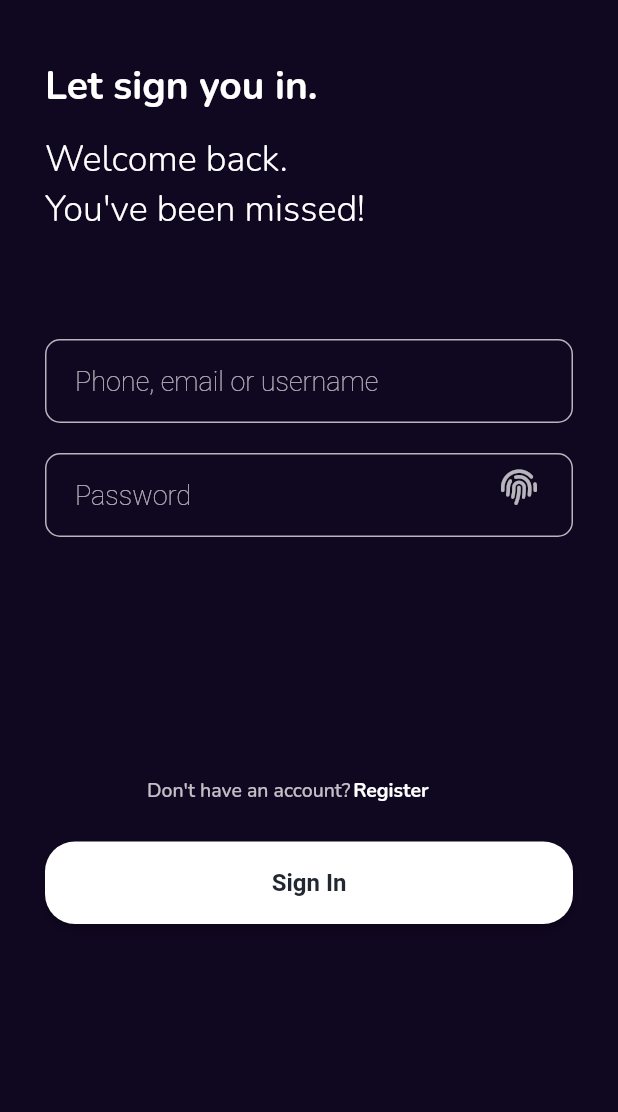
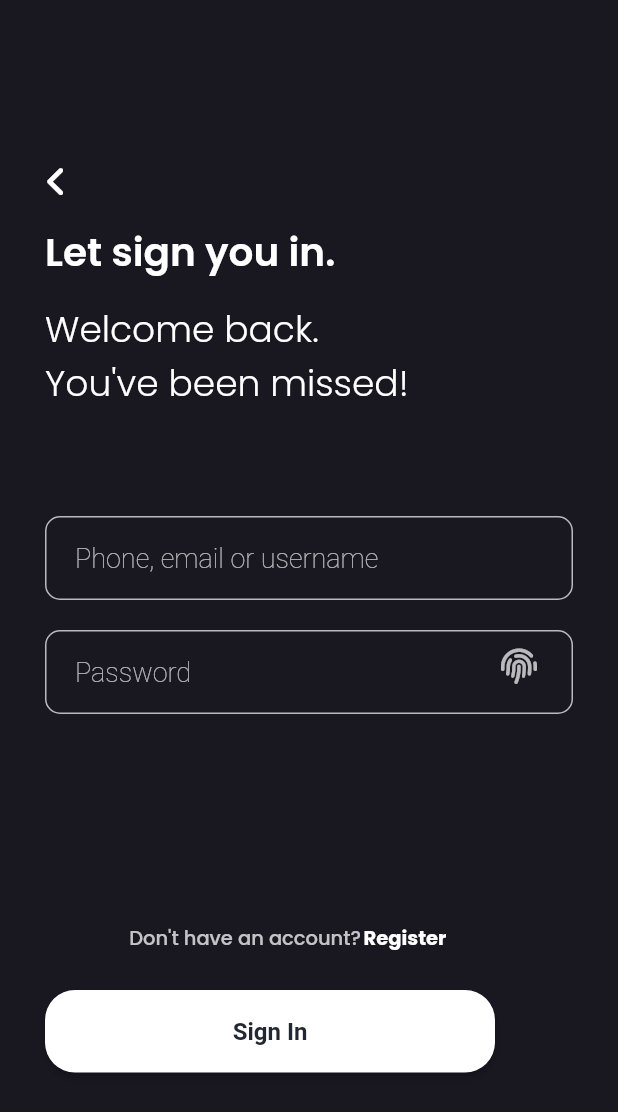
Before and after one commit to akuutauf/project-interoperabilitas-ui, a Flutter app: the screen it shows after launch, after a tap on "Sign In", on a phone screen of 412 x 824 dp. Shown: the top 1112 px of the screen. Run offline on Flutter 3.47's test engine with Material 2 defaults, Android fonts, the phone set to English and light mode, and no system bars; our stand-ins replace font_awesome_flutter, google_fonts.

Commit message:
Adding Screen Home

```diff
--- a/lib/main.dart
+++ b/lib/main.dart
@@ -1,9 +1,10 @@
 import 'package:flutter/material.dart';
 import 'screens/page_signin.dart';
+import 'screens/page_home.dart';
 
 void main() {
   runApp(const MaterialApp(
     debugShowCheckedModeBanner: false,
-    home: SignIn(),
+    home: Home(),
   ));
 }
--- /dev/null
+++ b/lib/screens/page_home.dart
@@ -0,0 +1,96 @@
+import 'package:flutter/material.dart';
+import 'package:google_fonts/google_fonts.dart';
+import 'package:mobile_ui_interoperabilitas/screens/page_signin.dart';
+
+class Home extends StatelessWidget {
+  const Home({Key? key}) : super(key: key);
+
+  @override
+  Widget build(BuildContext context) {
+    return Scaffold(
+      backgroundColor: Color.fromRGBO(25, 23, 32, 1),
+      body: Column(
+        mainAxisAlignment: MainAxisAlignment.center,
+        children: [
+          Container(
+            margin: EdgeInsets.fromLTRB(40, 0, 40, 20),
+            child: Text(
+              'Enterprise team collaboration.',
+              style: GoogleFonts.poppins(
+                color: Colors.white,
+                fontSize: 24,
+                fontWeight: FontWeight.w600,
+              ),
+              textAlign: TextAlign.center,
+            ),
+          ),
+          Container(
+            margin: EdgeInsets.fromLTRB(20, 30, 20, 20),
+            child: Image.asset(
+              'assets/image/3d_man.png',
+              scale: 13,
+            ),
+          ),
+          Container(
+            margin: EdgeInsets.fromLTRB(40, 30, 40, 40),
+            child: Text(
+              'Bring together your files, your tools, projects and people. Including a new mobile and desktop application.',
+              style: GoogleFonts.poppins(
+                color: Color.fromARGB(190, 255, 255, 255),
+                fontSize: 13,
+                fontWeight: FontWeight.w300,
+              ),
+              textAlign: TextAlign.center,
+            ),
+          ),
+          Row(
+            mainAxisAlignment: MainAxisAlignment.center,
+            children: [
+              Container(
+                height: 50,
+                width: 120,
+                margin: EdgeInsets.fromLTRB(0, 30, 5, 0),
+                child: ElevatedButton(
+                  onPressed: () {},
+                  child: const Text(
+                    'Register',
+                    style: TextStyle(fontWeight: FontWeight.w700, fontSize: 16),
+                  ),
+                  style: ElevatedButton.styleFrom(
+                      primary: Colors.white,
+                      onPrimary: Colors.black,
+                      fixedSize: const Size(300, 100),
+                      shape: RoundedRectangleBorder(
+                          borderRadius: BorderRadius.circular(5))),
+                ),
+              ),
+              Container(
+                height: 50,
+                width: 120,
+                margin: EdgeInsets.fromLTRB(5, 30, 0, 0),
+                child: ElevatedButton(
+                  onPressed: () {
+                    Navigator.push(context,
+                        MaterialPageRoute(builder: (context) {
+                      return SignIn();
+                    }));
+                  },
+                  child: const Text(
+                    'Sign In',
+                    style: TextStyle(fontWeight: FontWeight.w700, fontSize: 16),
+                  ),
+                  style: ElevatedButton.styleFrom(
+                      primary: Color.fromARGB(255, 59, 58, 66),
+                      onPrimary: Colors.white,
+                      fixedSize: const Size(300, 100),
+                      shape: RoundedRectangleBorder(
+                          borderRadius: BorderRadius.circular(5))),
+                ),
+              ),
+            ],
+          )
+        ],
+      ),
+    );
+  }
+}
--- a/lib/screens/page_signin.dart
+++ b/lib/screens/page_signin.dart
@@ -1,6 +1,7 @@
 import 'package:google_fonts/google_fonts.dart';
 import 'package:flutter/material.dart';
 import 'package:font_awesome_flutter/font_awesome_flutter.dart';
+import 'package:mobile_ui_interoperabilitas/screens/page_home.dart';
 // import 'page_signup.dart';
 
 class SignIn extends StatefulWidget {
@@ -21,17 +22,36 @@
   @override
   Widget build(BuildContext context) {
     return Scaffold(
-      backgroundColor: Color.fromRGBO(16, 7, 32, 1),
+      backgroundColor: Color.fromRGBO(25, 23, 32, 1),
       body: Container(
-        child: ListView(children: [
+        child: Column(
+            mainAxisAlignment: MainAxisAlignment.center,
+            crossAxisAlignment: CrossAxisAlignment.start,
+            children: [
               Container(
-            margin: EdgeInsets.fromLTRB(30, 40, 30, 0),
+                margin: EdgeInsets.fromLTRB(30, 0, 30, 0),
+                child: GestureDetector(
+                  onTap: () {
+                    Navigator.push(context,
+                        MaterialPageRoute(builder: (context) {
+                      return Home();
+                    }));
+                  },
+                  child: FaIcon(
+                    FontAwesomeIcons.angleLeft,
+                    color: Colors.white,
+                    size: 24,
+                  ),
+                ),
+              ),
+              Container(
+                margin: EdgeInsets.fromLTRB(30, 15, 30, 0),
                 child: Text(
                   'Let sign you in.',
-              style: GoogleFonts.nunito(
+                  style: GoogleFonts.poppins(
                       color: white_color,
                       fontSize: 26,
-                  fontWeight: FontWeight.w700),
+                      fontWeight: FontWeight.w600),
                   textAlign: TextAlign.left,
                 ),
               ),
@@ -39,7 +59,7 @@
                 margin: EdgeInsets.fromLTRB(30, 15, 30, 0),
                 child: Text(
                   'Welcome back.',
-              style: GoogleFonts.nunito(
+                  style: GoogleFonts.poppins(
                       color: white_color,
                       fontSize: 24,
                       fontWeight: FontWeight.w300),
@@ -50,7 +70,7 @@
                 margin: EdgeInsets.fromLTRB(30, 0, 30, 0),
                 child: Text(
                   'You\'ve been missed!',
-              style: GoogleFonts.nunito(
+                  style: GoogleFonts.poppins(
                       color: white_color,
                       fontSize: 24,
                       fontWeight: FontWeight.w300),
@@ -60,8 +80,8 @@
               Container(
                 margin: EdgeInsets.fromLTRB(30, 70, 30, 0),
                 child: TextFormField(
-              style:
-                  TextStyle(color: Colors.white, fontWeight: FontWeight.w600),
+                  style: TextStyle(
+                      color: Colors.white, fontWeight: FontWeight.w600),
                   decoration: InputDecoration(
                     contentPadding: EdgeInsets.fromLTRB(20, 15, 15, 20),
                     hintText: 'Phone, email or username',
@@ -86,7 +106,8 @@
                   validator: (value) {
                     if (value!.isEmpty) {
                       return "Field is Empty";
-                } else if (!RegExp(r'^[^@]+@[^@]+\.[^@]+').hasMatch(value)) {
+                    } else if (!RegExp(r'^[^@]+@[^@]+\.[^@]+')
+                        .hasMatch(value)) {
                       return "Invalid Email";
                     }
                     return null;
@@ -96,8 +117,8 @@
               Container(
                 margin: EdgeInsets.fromLTRB(30, 20, 30, 0),
                 child: TextFormField(
-              style:
-                  TextStyle(color: Colors.white, fontWeight: FontWeight.w600),
+                  style: TextStyle(
+                      color: Colors.white, fontWeight: FontWeight.w600),
                   decoration: InputDecoration(
                     contentPadding: EdgeInsets.fromLTRB(20, 15, 15, 20),
                     hintText: 'Password',
@@ -114,11 +135,12 @@
                     filled: false,
                     prefixIconColor: Colors.white,
                     suffixIcon: Container(
-                  padding: EdgeInsets.only(right: 20, top: 7),
+                      padding: EdgeInsets.only(right: 22, top: 8),
                       child: Container(
                           child: FaIcon(
                         FontAwesomeIcons.fingerprint,
                         color: Colors.white70,
+                        size: 24,
                       )),
                     ),
                     hintStyle: TextStyle(
@@ -142,13 +164,13 @@
                 ),
               ),
               Container(
-              margin: EdgeInsets.fromLTRB(0, 160, 30, 15),
+                  margin: EdgeInsets.fromLTRB(0, 140, 30, 15),
                   child: Row(
                     mainAxisAlignment: MainAxisAlignment.center,
                     children: [
                       Text(
                         'Don\'t have an account? ',
-                    style: GoogleFonts.nunito(
+                        style: GoogleFonts.poppins(
                             color: white_color_two,
                             fontSize: 13,
                             fontWeight: FontWeight.w500),
@@ -156,7 +178,7 @@
                       ),
                       Text(
                         'Register',
-                    style: GoogleFonts.nunito(
+                        style: GoogleFonts.poppins(
                             color: white_color,
                             fontSize: 13,
                             fontWeight: FontWeight.w700),
--- a/pubspec.yaml
+++ b/pubspec.yaml
@@ -58,8 +58,8 @@
   uses-material-design: true
 
   # To add assets to your application, add an assets section, like this:
-  # assets:
-  # - google_fonts/
+  assets:
+    - assets/image/
   #   - images/a_dot_burr.jpeg
   #   - images/a_dot_ham.jpeg
 
```
Also changed, not shown: assets/image/3d_man.png (added), 21 other files. Lines whose indentation alone changed are shown as unchanged.
